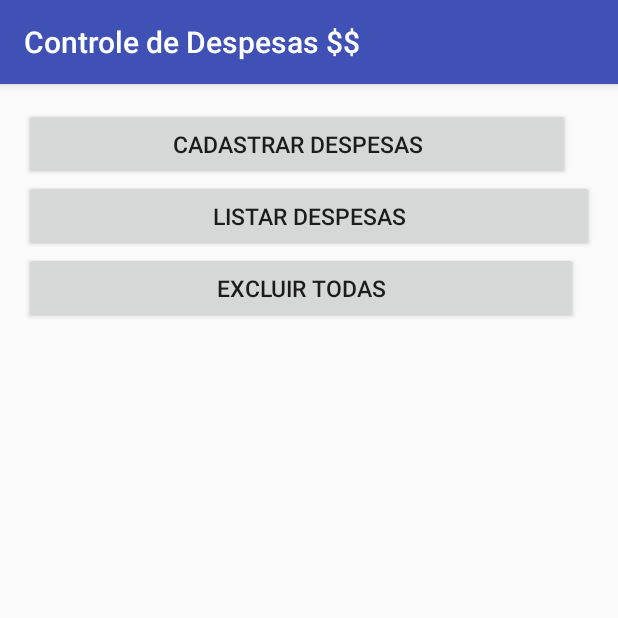
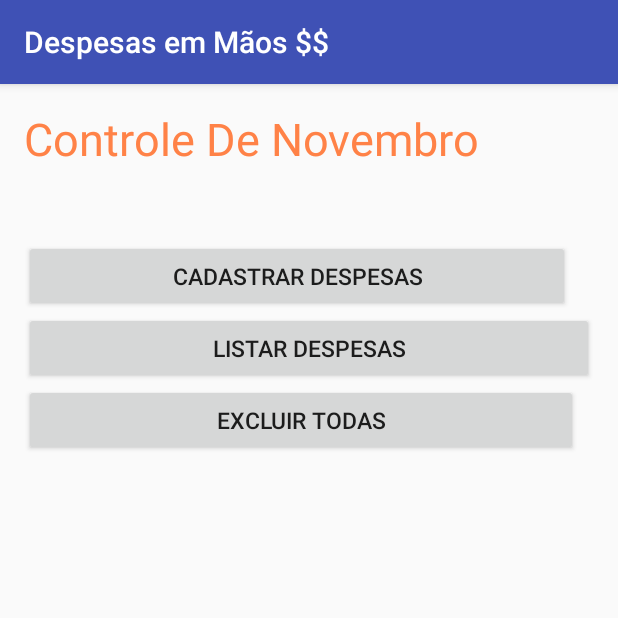
Before and after one commit to kleriston/ControleDeDespesas, an Android app: the screen it shows after launch (Principal), on a phone screen of 412 x 824 dp, the top half of it. Run offline under Robolectric (Android 15) with nearby library versions, the light colour scheme and no system bars; 2 statements that could not run were skipped.

Commit message:
Alteração Layout

```diff
--- a/app/src/main/AndroidManifest.xml
+++ b/app/src/main/AndroidManifest.xml
@@ -5,7 +5,7 @@
     <application
         android:allowBackup="true"
         android:icon="@mipmap/icone"
-        android:label="Controle de Despesas $$"
+        android:label="Despesas em Mãos $$"
         android:supportsRtl="true"
         android:theme="@style/AppTheme"
         android:name="com.orm.SugarApp"
--- a/app/src/main/java/com/example/marcia/controledecontas/ListarDespesas.java
+++ b/app/src/main/java/com/example/marcia/controledecontas/ListarDespesas.java
@@ -108,7 +108,7 @@ public class ListarDespesas extends AppCompatActivity {
 
         total.setText("Total= R$: " + formato(tot));
         pendencia.setText("Pendente= R$: "+ formato(pen));
-        total.setTextColor(getResources().getColor(R.color.colorAccent));
+        total.setTextColor(getResources().getColor(R.color.red));
         pendencia.setTextColor(getResources().getColor(R.color.colorPrimary));
 
 
--- a/app/src/main/java/com/example/marcia/controledecontas/Principal.java
+++ b/app/src/main/java/com/example/marcia/controledecontas/Principal.java
@@ -10,21 +10,25 @@ import android.view.Menu;
 import android.view.MenuItem;
 import android.view.View;
 import android.widget.Button;
+import android.widget.TextView;
 import android.widget.Toast;
 
 import java.util.ArrayList;
+import java.util.Calendar;
 import java.util.Iterator;
 import java.util.List;
 
 public class Principal extends AppCompatActivity {
 
     Button despesa;
-    Button mes;
+    TextView mostraMes;
     Button listaDisp;
     Button deletar;
     private  AlertDialog alerta;
     private List<Despesas> listaTotal;
     Iterator<Despesas> filmes = Despesas.findAll(Despesas.class);
+
+    int mes;
 
 
 
@@ -34,13 +38,26 @@ public class Principal extends AppCompatActivity {
         setContentView(R.layout.principal);
 
         despesa = (Button) findViewById(R.id.cadaDesp);
-        mes = (Button) findViewById(R.id.cadaM);
+        mostraMes = (TextView) findViewById(R.id.mesId);
+
         listaDisp = (Button) findViewById(R.id.buttonDisp);
         deletar = (Button) findViewById(R.id.cadaM);
 
         listaTotal = new ArrayList<>();
 
+        final Calendar cal = Calendar.getInstance();
+
+
+
+
+
+        mes = cal.get(Calendar.MONTH);
+        mes = mes+1;
+
+
+
         verificaPendencia();
+        verificaMes(mes);
 
 
         despesa.setOnClickListener(new View.OnClickListener() {
@@ -109,4 +126,45 @@ public class Principal extends AppCompatActivity {
         }
     }
 
+    public void verificaMes(int mes){
+        if(mes == 1){
+        mostraMes.setText("Controle De Janeiro");
+            mostraMes.setTextColor(getResources().getColor(R.color.red));
+        }else if(mes == 2){
+            mostraMes.setText("Controle De Fevereiro");
+            mostraMes.setTextColor(getResources().getColor(R.color.yellow));
+        }else if(mes == 3){
+            mostraMes.setText("Controle De Março");
+            mostraMes.setTextColor(getResources().getColor(R.color.siena1));
+        }else if(mes == 4){
+            mostraMes.setText("Controle De Abriu");
+            mostraMes.setTextColor(getResources().getColor(R.color.colorAccent));
+        }else if(mes == 5){
+            mostraMes.setText("Controle De Maio");
+            mostraMes.setTextColor(getResources().getColor(R.color.lightgreen));
+        }else if(mes == 6){
+            mostraMes.setText("Controle De Junho");
+            mostraMes.setTextColor(getResources().getColor(R.color.gold2));
+        }else if(mes == 7){
+            mostraMes.setText("Controle De Julho");
+            mostraMes.setTextColor(getResources().getColor(R.color.dodgerBlue));
+        }else if(mes == 8){
+            mostraMes.setText("Controle De Agosto");
+            mostraMes.setTextColor(getResources().getColor(R.color.dark));
+        }else if(mes == 9){
+            mostraMes.setText("Controle De Setembro");
+            mostraMes.setTextColor(getResources().getColor(R.color.common_signin_btn_text_light));
+        }else if(mes == 10){
+            mostraMes.setText("Controle De Outubro");
+            mostraMes.setTextColor(getResources().getColor(R.color.red));
+        }else if(mes == 11){
+            mostraMes.setText("Controle De Novembro");
+            mostraMes.setTextColor(getResources().getColor(R.color.siena1));
+        }else if(mes == 12){
+            mostraMes.setText("Controle De Dezembro");
+            mostraMes.setTextColor(getResources().getColor(R.color.dodgerBlue));
+        }
+
+    }
+
 }
--- a/app/src/main/res/layout/principal.xml
+++ b/app/src/main/res/layout/principal.xml
@@ -24,7 +24,8 @@
             android:id="@+id/linearLayout"
             android:layout_alignParentTop="true"
             android:layout_alignParentLeft="true"
-            android:layout_alignParentStart="true">
+            android:layout_alignParentStart="true"
+            android:layout_marginTop="88dp">
 
 
             <Button
@@ -70,5 +71,13 @@
                 android:layout_weight="0.30" />
         </LinearLayout>
 
+    <TextView
+        android:layout_width="match_parent"
+        android:layout_height="wrap_content"
+        android:id="@+id/mesId"
+        android:layout_alignParentTop="true"
+        android:layout_centerHorizontal="true"
+        android:textSize="30dp" />
 
-    </RelativeLayout>
+
+</RelativeLayout>
--- a/app/src/main/res/values/colors.xml
+++ b/app/src/main/res/values/colors.xml
@@ -3,4 +3,13 @@
     <color name="colorPrimary">#3F51B5</color>
     <color name="colorPrimaryDark">#303F9F</color>
     <color name="colorAccent">#40ffcf</color>
+    <color name="dodgerBlue">#1E90FF</color>
+    <color name="red">#FF0000</color>
+    <color name="aquamsrine"> #7FFFD4</color>
+    <color name="yellow">#FFFF00</color>
+    <color name="gold2">#EEC900</color>
+    <color name="lightgreen">#90EE90</color>
+    <color name="siena1">#FF8247</color>
+    <color name="burl">#FFD39B</color>
+    <color name="dark">#008B8B</color>
 </resources>
```
